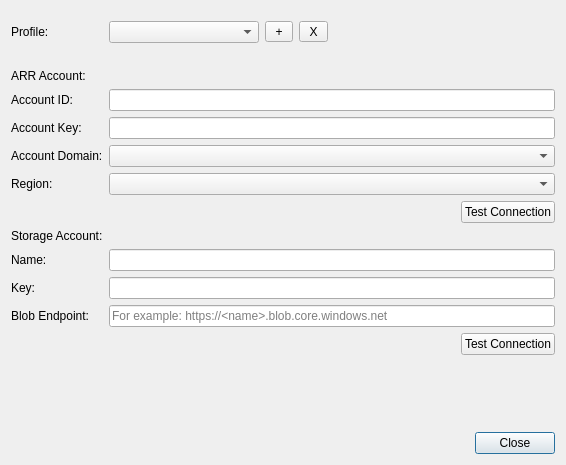
Old version of the form ArrtSource/App/SettingsDlg.ui in the repository Azure/azure-remote-rendering-asset-tool.
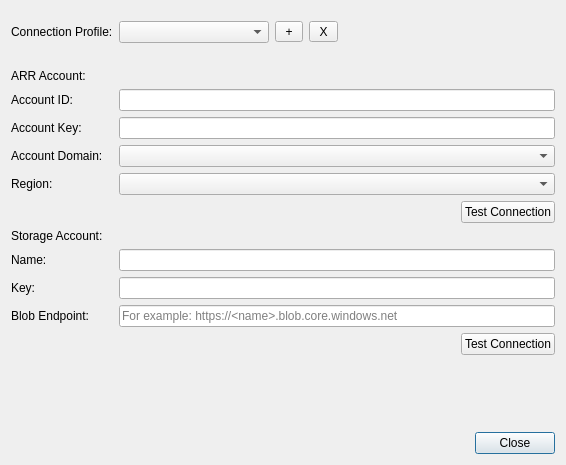
New version of the form.

Commit message: Accessibility fix: Narration name for profile combo box

```diff
--- a/ArrtSource/App/SettingsDlg.ui
+++ b/ArrtSource/App/SettingsDlg.ui
@@ -155,7 +155,7 @@
      <item row="0" column="0">
       <widget class="QLabel" name="label_9">
        <property name="text">
-        <string>Profile:</string>
+        <string>Connection Profile:</string>
        </property>
       </widget>
      </item>
```
Left out of the diff: 3 changed lines with no effect on the pictures.
